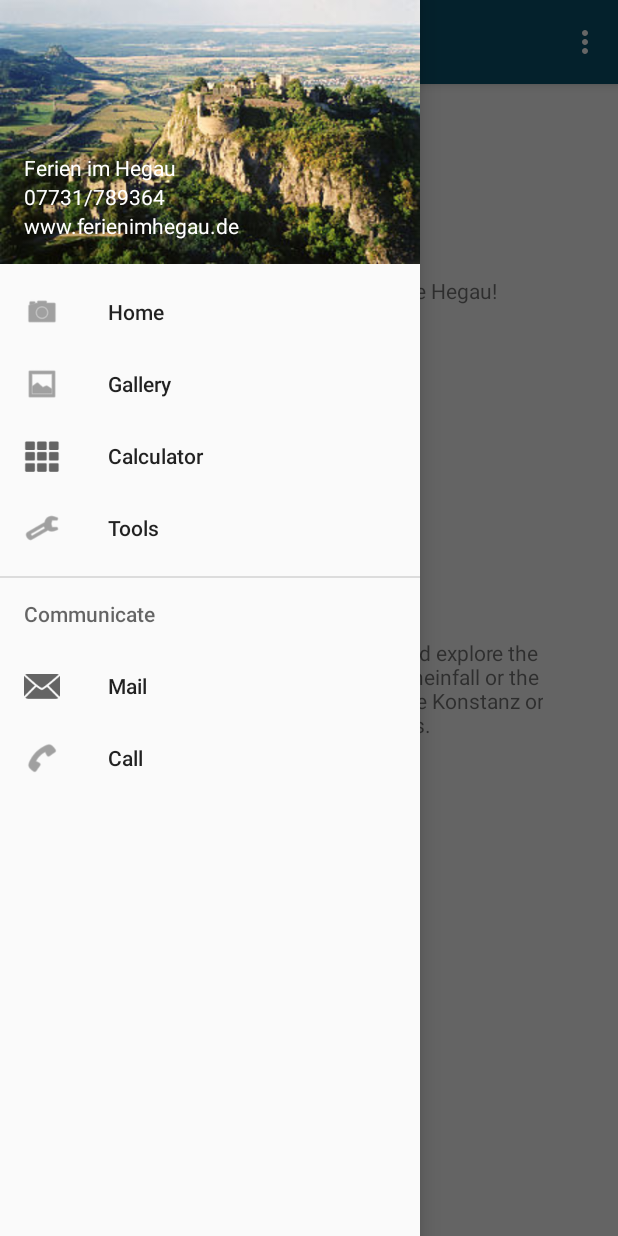
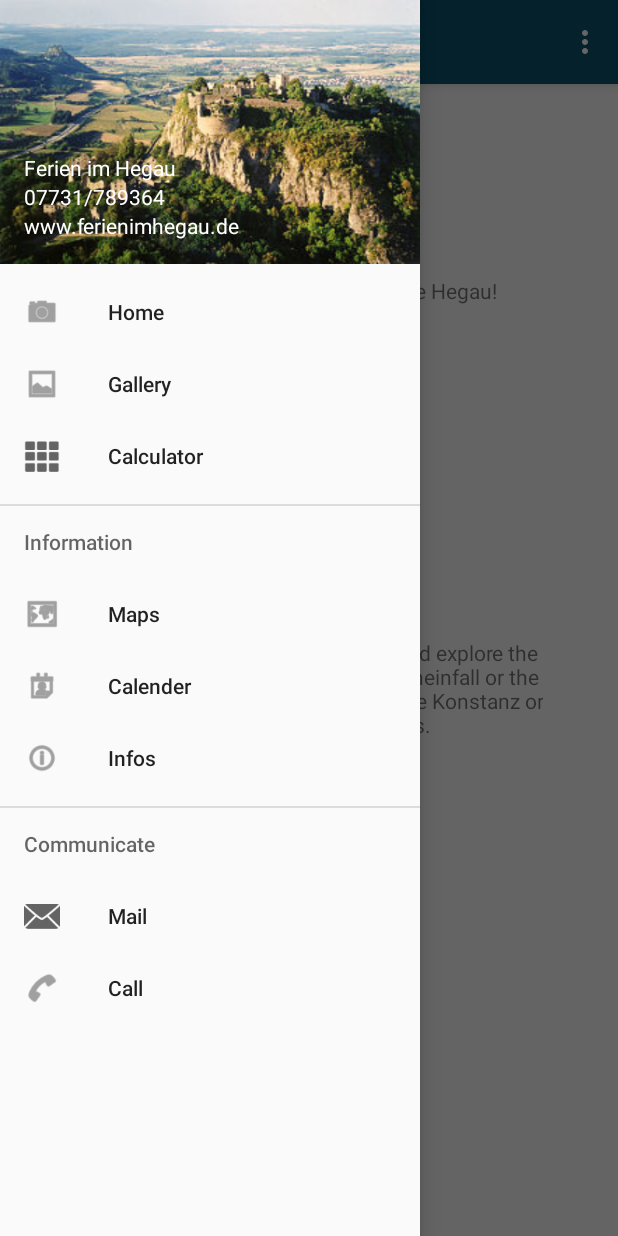
Before and after one commit to Creliv/FerienimHegau, an Android app: the screen it shows after launch (MainActivity), with the side drawer open, on a phone screen of 412 x 824 dp. Run offline under Robolectric (Android 15) with nearby library versions, the phone set to English and light mode, and no system bars.

Commit message:
added info and calender

```diff
--- a/app/src/main/res/menu/activity_main_drawer.xml
+++ b/app/src/main/res/menu/activity_main_drawer.xml
@@ -16,12 +16,24 @@
             android:id="@+id/nav_Calculator"
             android:icon="@android:drawable/ic_dialog_dialer"
             android:title="@string/menu_calc" />
-        <item
-            android:id="@+id/nav_tools"
-            android:icon="@android:drawable/ic_menu_manage"
-            android:title="@string/menu_tools" />
     </group>
 
+    <item android:title="Information">
+        <menu>
+            <item
+                android:id="@+id/nav_map"
+                android:icon="@android:drawable/ic_menu_mapmode"
+                android:title="@string/menu_map" />
+            <item
+                android:id="@+id/nav_calender"
+                android:icon="@android:drawable/ic_menu_my_calendar"
+                android:title="@string/menu_kalender" />
+            <item
+                android:id="@+id/nav_tools"
+                android:icon="@android:drawable/ic_menu_info_details"
+                android:title="@string/menu_tools" />
+        </menu>
+    </item>
     <item android:title="Communicate">
         <menu>
             <item
--- a/app/src/main/res/values/strings.xml
+++ b/app/src/main/res/values/strings.xml
@@ -10,9 +10,12 @@
     <string name="menu_home">Home</string>
     <string name="menu_gallery">Gallery</string>
     <string name="menu_calc">Calculator</string>
-    <string name="menu_tools">Tools</string>
+    <string name="menu_tools">Infos</string>
     <string name="menu_mail">Mail</string>
     <string name="menu_call">Call</string>
+    <string name="menu_map">Maps</string>
+    <string name="menu_kalender">Calender</string>
+
 
     <string name="email_subject">Holiday apartment enquiry</string>
     <string name="calc_header">price calculator</string>
@@ -25,6 +28,16 @@
 
     <string name="gallery_header">Gallery</string>
 
+    <string name="kalender_header">Calender</string>
+
+    <string name="info_header">Infos</string>
+    <string name="infos">Our holiday Home is located in Gottmadingen in south west Germany. \n\n Up to five people can live in the apartement. You can also bring your kids. \n\n
+    The apartment includes a bedroom with a big bed for two, a living room with place for the other three beds, there is also a small bathroom and a kitchen with all the equipment you need \n\n
+    You also have access to a terrace where you can enjoy the sun. If you like you can also use the Garden behind the house. \n\n
+    About us: We are Susanne and Stefan Burger. Our four sons aren\'t here often anymore. \n\n
+    The holiday home is in our house but mostly cut off from the part we live in. \n\n
+    We also like to travel and know what kind of things you are looking for when living in a holiday home, so we try to provide everything we would want to have.</string>
+
     <string name="hello">Welcome in Gottmadingen in the Hegau!</string>
     <string name="hello2">In our holiday home you can relax and explore the beautiful countryside, such as the Rheinfall or the Mainau. You can go for a swim in lake Konstanz or even go hiking in the alps.</string>
 </resources>
```
Also changed, not shown: app/src/main/AndroidManifest.xml (+9 -0 lines), app/src/main/java/com/example/ferienimhegau/InfoActivity.java (added, +15 -0 lines), app/src/main/java/com/example/ferienimhegau/MainActivity.java (+5 -5 lines), app/src/main/java/com/example/ferienimhegau/kalenderActivity.java (added, +33 -0 lines), app/src/main/res/layout/activity_info.xml (added, +23 -0 lines), app/src/main/res/layout/activity_kalender.xml (added, +13 -0 lines).
